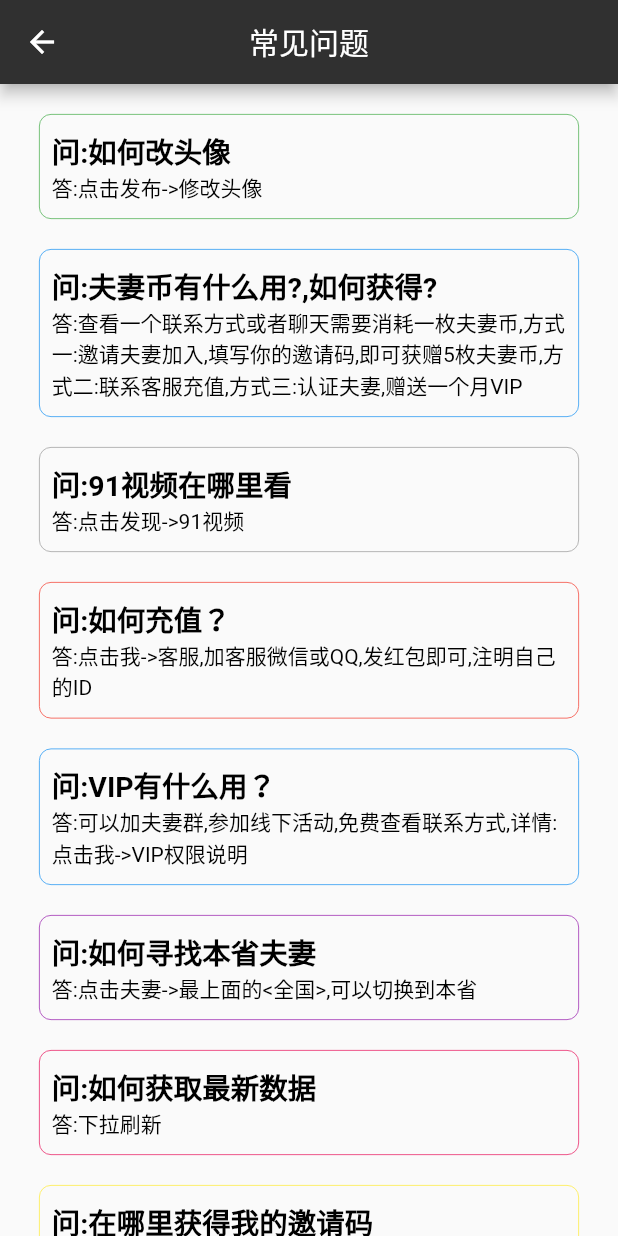
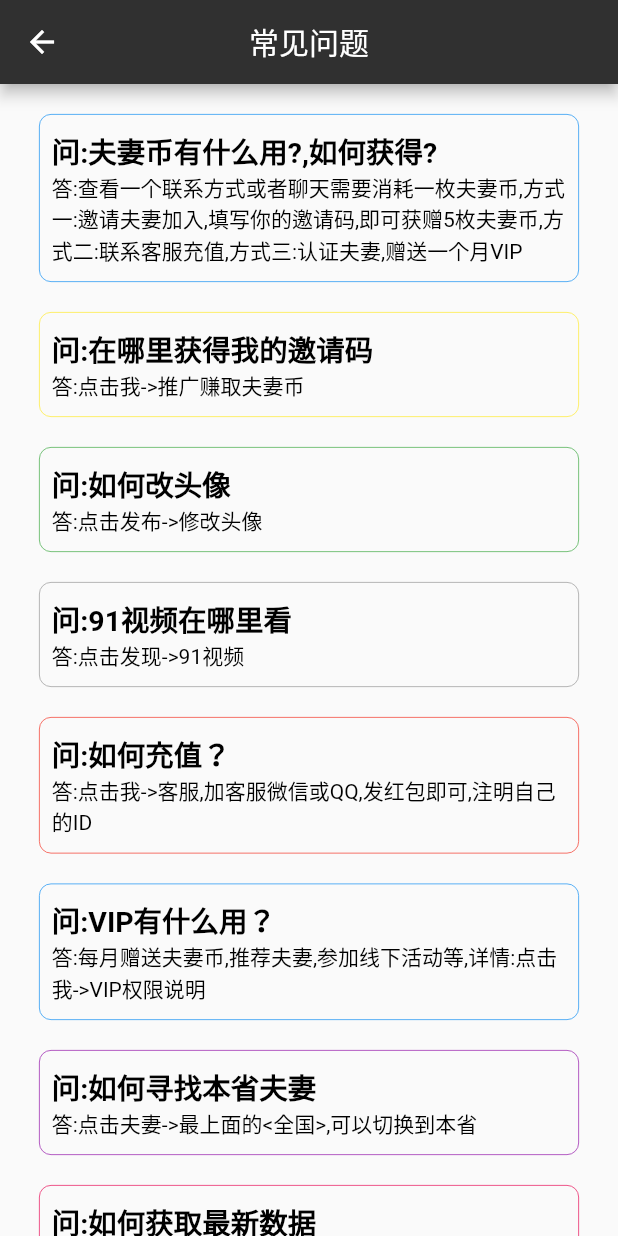
Before and after one commit to lisiyizu/flutter_fuqi, a Flutter app: the questionPage screen opened by its route, on a phone screen of 412 x 824 dp. Run offline on Flutter 3.47's test engine with Material 2 defaults, Android fonts, the phone set to English and light mode, and no system bars; our stand-ins replace cached_network_image, chewie, dio, fluttertoast, image_gallery_saver, image_picker and 3 more; missing offline and left inert: flutter_refresh; accounts and stored records are empty.

Commit message:
修改问题

```diff
--- a/lib/my/questionPage.dart
+++ b/lib/my/questionPage.dart
@@ -55,14 +55,14 @@ class questionPage extends StatelessWidget {
             padding: EdgeInsets.all(10.0),
             child: Column(
               children: <Widget>[
+                _buildTaskItem(Colors.blue,"问:夫妻币有什么用?,如何获得?","答:查看一个联系方式或者聊天需要消耗一枚夫妻币,方式一:邀请夫妻加入,填写你的邀请码,即可获赠5枚夫妻币,方式二:联系客服充值,方式三:认证夫妻,赠送一个月VIP"),
+                _buildTaskItem(Colors.yellow,"问:在哪里获得我的邀请码","答:点击我->推广赚取夫妻币"),
                 _buildTaskItem(Colors.green,"问:如何改头像","答:点击发布->修改头像"),
-                _buildTaskItem(Colors.blue,"问:夫妻币有什么用?,如何获得?","答:查看一个联系方式或者聊天需要消耗一枚夫妻币,方式一:邀请夫妻加入,填写你的邀请码,即可获赠5枚夫妻币,方式二:联系客服充值,方式三:认证夫妻,赠送一个月VIP"),
                 _buildTaskItem(Colors.grey,"问:91视频在哪里看","答:点击发现->91视频"),
                 _buildTaskItem(Colors.red,"问:如何充值？","答:点击我->客服,加客服微信或QQ,发红包即可,注明自己的ID"),
-                _buildTaskItem(Colors.blue,"问:VIP有什么用？","答:可以加夫妻群,参加线下活动,免费查看联系方式,详情:点击我->VIP权限说明"),
+                _buildTaskItem(Colors.blue,"问:VIP有什么用？","答:每月赠送夫妻币,推荐夫妻,参加线下活动等,详情:点击我->VIP权限说明"),
                 _buildTaskItem(Colors.purple,"问:如何寻找本省夫妻","答:点击夫妻->最上面的<全国>,可以切换到本省"),
                 _buildTaskItem(Colors.pink,"问:如何获取最新数据","答:下拉刷新"),
-                _buildTaskItem(Colors.yellow,"问:在哪里获得我的邀请码","答:点击我->推广赚取夫妻币"),
                 _buildTaskItem(Colors.pinkAccent,"问:夫妻如何认证","答:点击”我“,在头像下方查看ID,女方手持一张纸,纸上写你的ID和夫妻之家四个字,拍照给客服,即可开通,单男不需要认证"),
                 _buildTaskItem(Colors.orange,"问:夫妻认证有什么用？","答:可以加精品夫妻群,点亮认证特效,大大提高交友成功率,可以免费获取1个月VIP权限,可以参加夫妻之家线下活动"),
               ],
```
